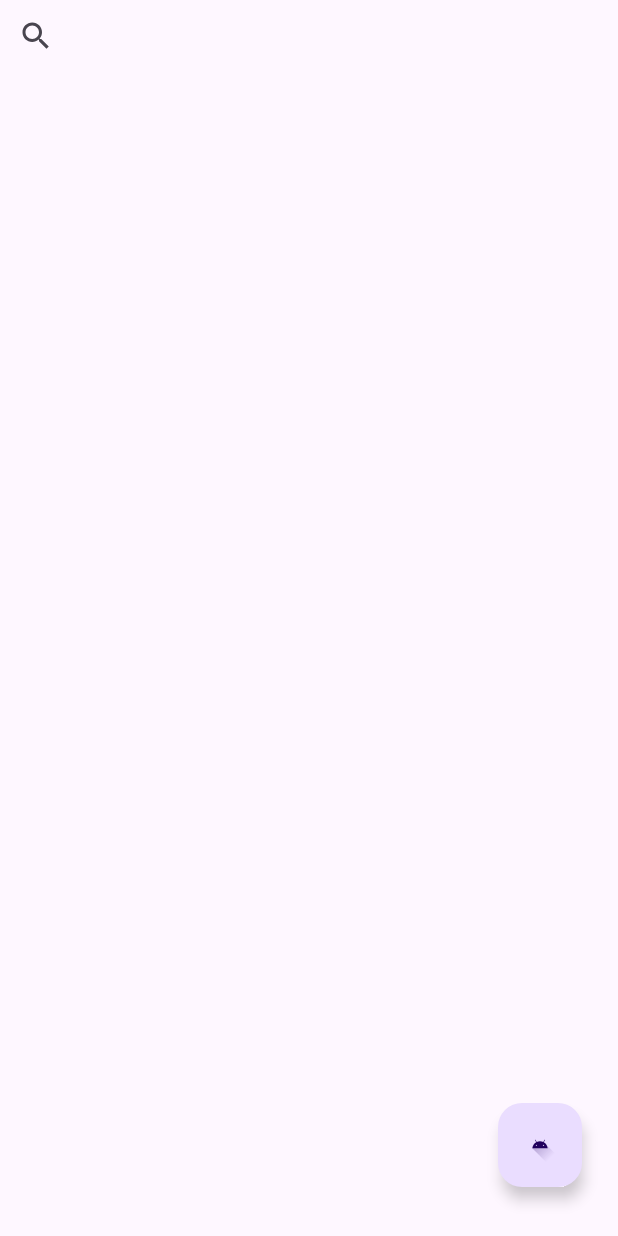
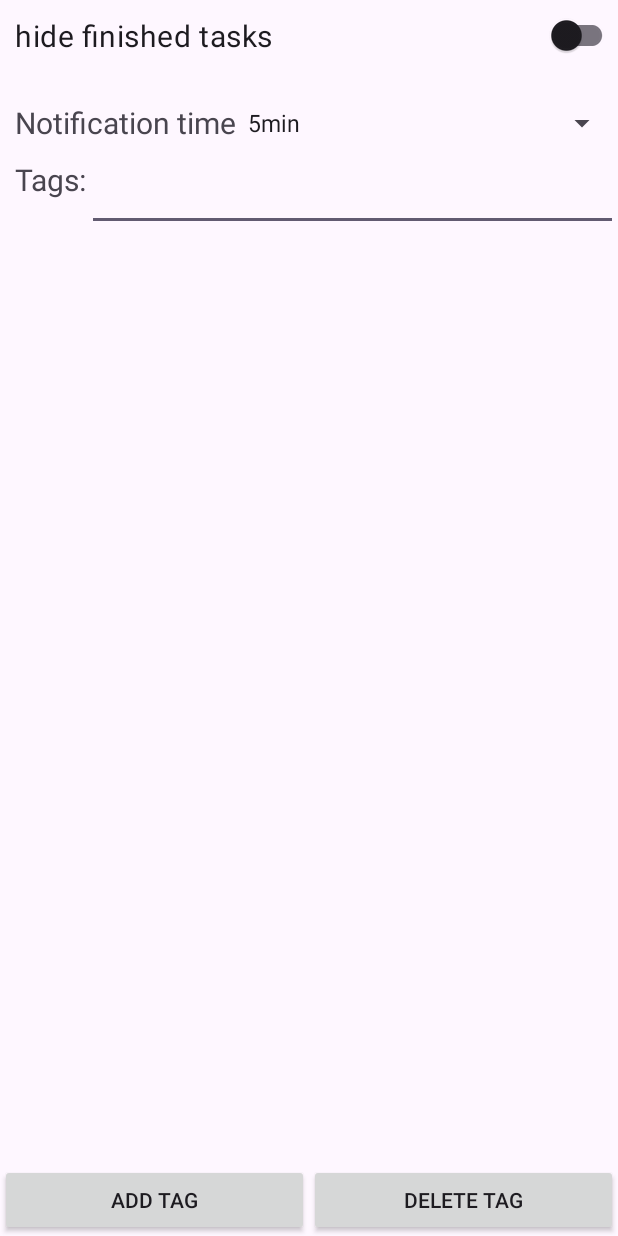
Before and after one commit to KamilCiepluch/ListaTodo, an Android app: the screen it shows after launch (MainActivity before the commit, Menu after it), after a tap on an icon or button, on a phone screen of 412 x 824 dp. Run offline under Robolectric (Android 15) with nearby library versions, the phone set to English and light mode, and no system bars; 3 other taps on this screen came first.

Commit message:
add menu

```diff
--- a/app/src/main/AndroidManifest.xml
+++ b/app/src/main/AndroidManifest.xml
@@ -38,7 +38,8 @@
 
         <activity android:name=".EditTask">
         </activity>
-
+        <activity android:name=".Menu">
+        </activity>
 
         <provider
             android:name="androidx.core.content.FileProvider"
--- a/app/src/main/java/com/example/listapplication_final/AddTaskActivity.java
+++ b/app/src/main/java/com/example/listapplication_final/AddTaskActivity.java
@@ -165,6 +165,7 @@ public class AddTaskActivity extends Activity {
             database.addAttachments(items, id );
             database.close();
 
+            //todo fix
             NotificationHelper notificationHelper = new NotificationHelper(this);
             notificationHelper.scheduleNotification("Powiadomienie0", "Treść powiadomienia",10 *1000,0);
 
--- a/app/src/main/java/com/example/listapplication_final/MainActivity.java
+++ b/app/src/main/java/com/example/listapplication_final/MainActivity.java
@@ -56,6 +56,12 @@ public class MainActivity extends AppCompatActivity {
         FloatingActionButton actionButton = findViewById(R.id.fab);
         actionButton.setOnClickListener(v -> {
             Intent intent = new Intent(getApplicationContext(),AddTaskActivity.class);
+            startActivity(intent);
+        });
+
+        FloatingActionButton settingButton = findViewById(R.id.settings);
+        settingButton.setOnClickListener(v -> {
+            Intent intent = new Intent(getApplicationContext(),Menu.class);
             startActivity(intent);
         });
     }
--- /dev/null
+++ b/app/src/main/java/com/example/listapplication_final/Menu.java
@@ -0,0 +1,123 @@
+package com.example.listapplication_final;
+
+import android.app.Activity;
+import android.content.Context;
+import android.content.Intent;
+import android.content.SharedPreferences;
+import android.os.Bundle;
+import android.util.Log;
+import android.view.View;
+import android.widget.AdapterView;
+import android.widget.ArrayAdapter;
+import android.widget.Button;
+import android.widget.CompoundButton;
+import android.widget.EditText;
+import android.widget.Spinner;
+import android.widget.Toast;
+
+import androidx.annotation.Nullable;
+import androidx.appcompat.widget.SwitchCompat;
+import androidx.recyclerview.widget.LinearLayoutManager;
+import androidx.recyclerview.widget.RecyclerView;
+
+import java.util.ArrayList;
+import java.util.Arrays;
+import java.util.List;
+
+public class Menu extends Activity {
+
+    @Override
+    protected void onCreate(@Nullable Bundle savedInstanceState) {
+        super.onCreate(savedInstanceState);
+        setContentView(R.layout.menu);
+
+
+        // hide tasks
+        SwitchCompat hideFinishedTasks = findViewById(R.id.hide_finished);
+        hideFinishedTasks.setOnCheckedChangeListener((buttonView, isChecked) -> {
+            SharedPreferences sharedPreferences = getSharedPreferences("List", Context.MODE_PRIVATE);
+            SharedPreferences.Editor editor = sharedPreferences.edit();
+            editor.putBoolean("hideFinishedTasks", isChecked);
+            editor.apply();
+        });
+
+        Spinner notificationsSpinner = findViewById(R.id.categorySpinner);
+        String [] notificationTimeTags =  {"5min", "10min", "15min", "30min", "1h", "2h", "3h", "6h", "12h", "24h", "48h"};
+        ArrayAdapter<String> notificationAdapter = new ArrayAdapter<>(com.example.listapplication_final.Menu.this,
+                android.R.layout.simple_spinner_item, notificationTimeTags);
+        notificationAdapter.setDropDownViewResource(androidx.appcompat.R.layout.support_simple_spinner_dropdown_item);
+        notificationsSpinner.setAdapter(notificationAdapter);
+        SharedPreferences sharedPreferences = getSharedPreferences("List", Context.MODE_PRIVATE);
+        int pos = sharedPreferences.getInt("NotificationTime", 0);
+        notificationsSpinner.setSelection(pos);
+        notificationsSpinner.setOnItemSelectedListener(new AdapterView.OnItemSelectedListener() {
+            @Override
+            public void onItemSelected(AdapterView<?> parent, View view, int position, long id) {
+                SharedPreferences sharedPreferences = getSharedPreferences("List", Context.MODE_PRIVATE);
+                SharedPreferences.Editor editor = sharedPreferences.edit();
+                editor.putInt("NotificationTime", position);
+                editor.apply();
+            }
+
+            @Override
+            public void onNothingSelected(AdapterView<?> parent) {}
+        });
+
+
+        EditText editText = findViewById(R.id.enter_tag);
+
+
+        RecyclerView tagsRecyclerView = findViewById(R.id.recyclerView);
+
+        MyDatabaseHelper database = new MyDatabaseHelper(this);
+        List<TagModel> itemList = database.getTagsNamesAsTagsArray();
+        MenuRecyclerViewAdapter adapter = new MenuRecyclerViewAdapter(itemList);
+        adapter.setOnItemClickListener(position -> {
+            // Obsługa kliknięcia na element listy
+            // Pobierz kliknięty element na podstawie pozycji
+            /*
+            DataModel clickedItem = itemList.get(position);
+
+            // Wykonaj odpowiednie akcje na podstawie klikniętego elementu
+            Toast.makeText(MainActivity.this, "Kliknięto element ", Toast.LENGTH_SHORT).show();
+            Log.wtf("Click", "Kliknieto element: " + position);
+            Intent intent = new Intent(MainActivity.this,EditTask.class);
+            intent.putExtra("TaskID", clickedItem.getPrimaryKey());
+            startActivity(intent);
+            */
+        });
+        tagsRecyclerView.setAdapter(adapter);
+        tagsRecyclerView.setLayoutManager(new LinearLayoutManager(this));
+
+
+
+
+
+
+        //Todo
+        Button addTagButton = findViewById(R.id.addTag);
+        addTagButton.setOnClickListener(new View.OnClickListener() {
+            @Override
+            public void onClick(View v) {
+
+            }
+        });
+
+
+        //todo
+        Button deleteTagButton = findViewById(R.id.deleteTag);
+        deleteTagButton.setOnClickListener(new View.OnClickListener() {
+            @Override
+            public void onClick(View v) {
+
+            }
+        });
+
+
+
+
+
+
+
+    }
+}
--- /dev/null
+++ b/app/src/main/java/com/example/listapplication_final/MenuRecyclerViewAdapter.java
@@ -0,0 +1,79 @@
+package com.example.listapplication_final;
+
+import android.util.Log;
+import android.view.LayoutInflater;
+import android.view.View;
+import android.view.ViewGroup;
+import android.widget.Switch;
+import android.widget.TextView;
+import android.widget.Toast;
+
+import androidx.recyclerview.widget.RecyclerView;
+import java.util.List;
+
+public class MenuRecyclerViewAdapter extends RecyclerView.Adapter<MenuRecyclerViewAdapter.ViewHolder> {
+    private final List<TagModel> itemList;
+    private OnItemClickListener listener;
+
+    public void setOnItemClickListener(OnItemClickListener listener) {
+        this.listener = listener;
+    }
+
+    public MenuRecyclerViewAdapter(List<TagModel> itemList) {
+        this.itemList = itemList;
+    }
+
+    @Override
+    public ViewHolder onCreateViewHolder(ViewGroup parent, int viewType) {
+        // Tworzenie widoku dla elementu
+        View view = LayoutInflater.from(parent.getContext()).inflate(R.layout.tag_row, parent, false);
+        return new ViewHolder(view, listener);
+    }
+
+
+
+    @Override
+    public void onBindViewHolder(ViewHolder holder, int position) {
+        // Wiązanie danych z modelem
+        TagModel item = itemList.get(position);
+        holder.tagName.setText(item.getName());
+        holder.status.setChecked(item.isActive());
+    }
+
+    @Override
+    public int getItemCount() {
+        return itemList.size();
+    }
+
+    public static class ViewHolder extends RecyclerView.ViewHolder implements View.OnClickListener {
+        public TextView tagName;
+        public Switch status;
+        private final OnItemClickListener listener;
+        public ViewHolder(View itemView, OnItemClickListener listener) {
+            super(itemView);
+            tagName = itemView.findViewById(R.id.tagName);
+            status = itemView.findViewById(R.id.switchStatus);
+            status.setOnClickListener(new View.OnClickListener() {
+                @Override
+                public void onClick(View v) {
+                    Log.wtf("Testtuje xdd", "Status = " + status.isChecked());
+                }
+            });
+            this.listener = listener;
+            itemView.setOnClickListener(this);
+        }
+
+        @Override
+        public void onClick(View view) {
+            if (listener != null) {
+                int position = getAdapterPosition();
+                if (position != RecyclerView.NO_POSITION) {
+                    listener.onItemClick(position);
+                }
+            }
+        }
+    }
+
+
+
+}
--- a/app/src/main/java/com/example/listapplication_final/MyDatabaseHelper.java
+++ b/app/src/main/java/com/example/listapplication_final/MyDatabaseHelper.java
@@ -140,6 +140,21 @@ public class MyDatabaseHelper extends SQLiteOpenHelper {
         {
             String item = cursor.getString(cursor.getColumnIndexOrThrow("NAME"));
             tags.add(item);
+        }
+        cursor.close();
+        return tags;
+    }
+
+    public ArrayList<TagModel> getTagsNamesAsTagsArray()
+    {
+        SQLiteDatabase db = this.getReadableDatabase();
+        Cursor cursor = db.rawQuery("SELECT * FROM TAGS",null);
+        ArrayList<TagModel> tags = new ArrayList<>();
+        while (cursor.moveToNext())
+        {
+            String item = cursor.getString(cursor.getColumnIndexOrThrow("NAME"));
+            TagModel model = new TagModel(item,false);
+            tags.add(model);
         }
         cursor.close();
         return tags;
--- a/app/src/main/res/layout/menu.xml
+++ b/app/src/main/res/layout/menu.xml
@@ -4,13 +4,24 @@
     android:layout_width="match_parent"
     android:layout_height="match_parent">
 
+
+    <androidx.constraintlayout.widget.Guideline
+        android:id="@+id/guidelineVertical"
+        android:layout_width="wrap_content"
+        android:layout_height="wrap_content"
+        android:orientation="vertical"
+        app:layout_constraintGuide_percent="0.5" />
+
+
     <androidx.appcompat.widget.SwitchCompat
         android:id="@+id/hide_finished"
         android:layout_width="0dp"
         android:layout_height="wrap_content"
-        android:gravity="center"
+        android:gravity="start"
         android:text="@string/hide_finished"
         android:textSize="20sp"
+        android:layout_marginStart="10sp"
+        android:layout_marginTop="10sp"
         app:layout_constraintStart_toStartOf="parent"
         app:layout_constraintEnd_toEndOf="parent"
         app:layout_constraintTop_toTopOf="parent" />
@@ -21,9 +32,10 @@
         android:id="@+id/notifications_time"
         android:layout_width="wrap_content"
         android:layout_height="0dp"
-        android:gravity="center"
+        android:gravity="center_vertical"
         android:text="@string/notifications_time"
         android:textSize="20sp"
+        android:layout_marginStart="10sp"
         app:layout_constraintStart_toStartOf="parent"
         app:layout_constraintTop_toBottomOf="@+id/hide_finished"
         app:layout_constraintBottom_toBottomOf="@+id/categorySpinner" />
@@ -34,32 +46,67 @@
         android:layout_height="wrap_content"
         android:gravity="center"
         android:minHeight="48dp"
-        android:textSize="20sp"
+        android:autoSizeTextType="uniform"
         app:layout_constraintEnd_toEndOf="parent"
         app:layout_constraintStart_toEndOf="@+id/notifications_time"
         app:layout_constraintTop_toBottomOf="@+id/hide_finished" />
 
     <TextView
-        android:id="@+id/notifications_time"
+        android:id="@+id/tags"
         android:layout_width="wrap_content"
         android:layout_height="0dp"
-        android:gravity="center"
-        android:text="@string/notifications_time"
+        android:gravity="start"
+        android:text="@string/tags"
         android:textSize="20sp"
+        android:layout_marginStart="10sp"
         app:layout_constraintStart_toStartOf="parent"
-        app:layout_constraintTop_toBottomOf="@+id/hide_finished"
-        app:layout_constraintBottom_toBottomOf="@+id/categorySpinner" />
+        app:layout_constraintTop_toBottomOf="@+id/notifications_time"
+        app:layout_constraintBottom_toBottomOf="@id/enter_tag"/>
 
 
+    <EditText
+        android:id="@+id/enter_tag"
+        android:layout_width="0dp"
+        android:layout_height="wrap_content"
+        android:gravity="center"
+        android:textSize="20sp"
+
+        app:layout_constraintStart_toEndOf="@id/tags"
+        app:layout_constraintEnd_toEndOf="parent"
+        app:layout_constraintTop_toTopOf="@id/tags" />
     <androidx.recyclerview.widget.RecyclerView
         android:id="@+id/recyclerView"
         android:layout_width="0dp"
         android:layout_height="0dp"
+        android:layout_marginStart="10sp"
         android:clickable="true"
         android:focusable="true"
-        app:layout_constraintBottom_toBottomOf="parent"
+        app:layout_constraintBottom_toTopOf="@id/addTag"
         app:layout_constraintEnd_toEndOf="parent"
         app:layout_constraintStart_toStartOf="parent"
-        app:layout_constraintTop_toBottomOf="@id/notifications_time" />
+        app:layout_constraintTop_toBottomOf="@id/tags" />
+
+
+    <Button
+        android:id="@+id/addTag"
+        android:layout_width="0dp"
+        android:layout_height="wrap_content"
+        android:maxLines="1"
+        android:text="@string/addTag"
+        app:autoSizeTextType="uniform"
+        app:layout_constraintBottom_toBottomOf="parent"
+        app:layout_constraintStart_toStartOf="parent"
+        app:layout_constraintEnd_toStartOf="@id/guidelineVertical" />
+
+    <Button
+        android:id="@+id/deleteTag"
+        android:layout_width="0dp"
+        android:layout_height="wrap_content"
+        android:maxLines="1"
+        android:text="@string/delTag"
+        app:autoSizeTextType="uniform"
+        app:layout_constraintBottom_toBottomOf="parent"
+        app:layout_constraintStart_toStartOf="@id/guidelineVertical"
+        app:layout_constraintEnd_toEndOf="parent" />
 
 </androidx.constraintlayout.widget.ConstraintLayout>
--- a/app/src/main/res/values/strings.xml
+++ b/app/src/main/res/values/strings.xml
@@ -19,4 +19,7 @@
     <string name="notificationsOff"> off </string>
     <string name="hide_finished"> hide finished tasks </string>
     <string name="notifications_time"> Notification time </string>
+    <string name="addTag"> Add tag </string>
+    <string name="delTag"> Delete tag </string>
+    <string name="tags">Tags: </string>
 </resources>
```
Also changed, not shown: app/src/main/java/com/example/listapplication_final/EditTask.java (+6 -21 lines), app/src/main/java/com/example/listapplication_final/TagModel.java (added, +24 -0 lines), app/src/main/res/layout/activity_main.xml (+12 -0 lines), app/src/main/res/layout/tag_row.xml (added, +32 -0 lines).
